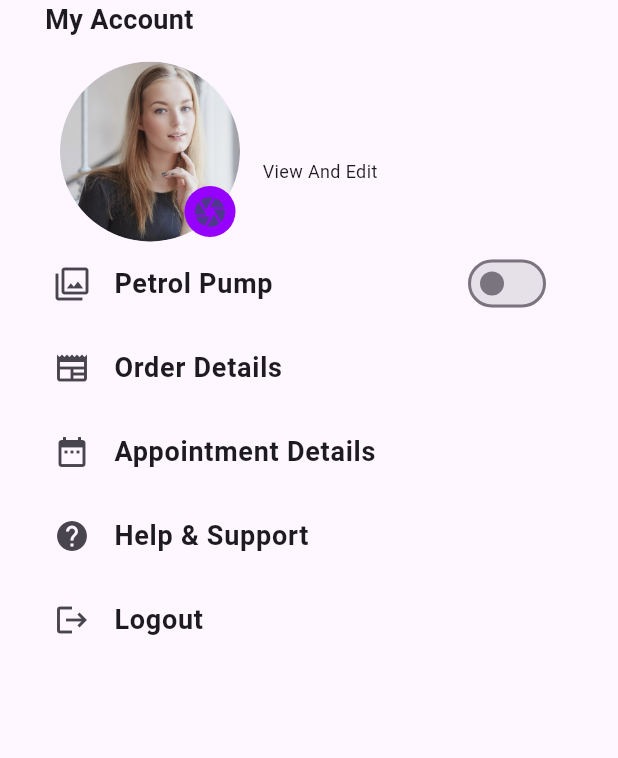
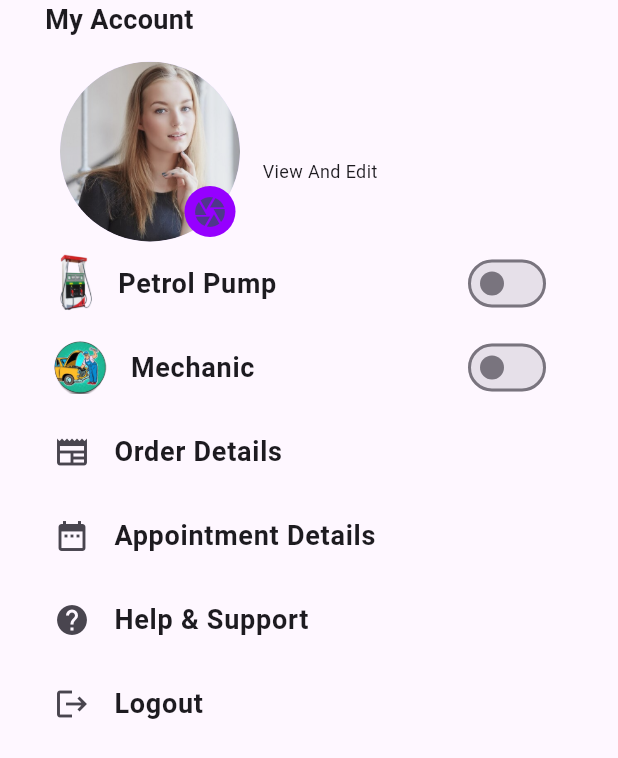
Before and after one commit to ShaheenDevs/Car-Meta-Fyp-2k20, a Flutter app: the SettingView screen opened by its route, on a phone screen of 412 x 824 dp. Shown: the top 758 px of the screen. Run offline on Flutter 3.47's test engine with Material 3 defaults, Android fonts, the phone set to English and light mode, and no system bars; our stand-ins replace cloud_firestore, curved_labeled_navigation_bar, file_picker, firebase_auth, firebase_core, firebase_storage and 8 more; accounts and stored records are empty.

Commit message:
mechanic

```diff
--- a/lib/models/auth.dart
+++ b/lib/models/auth.dart
@@ -1,5 +1,6 @@
 class AuthModel {
-  bool? isStudent;
+  bool? isPetrolPump;
+  bool? isMechanic;
   String? uID;
   String? userName;
   String? email;
@@ -15,7 +16,8 @@ class AuthModel {
   DateTime? joinDate;
 
   AuthModel({
-    this.isStudent,
+    this.isPetrolPump,
+    this.isMechanic,
     this.uID,
     this.userName,
     this.email,
@@ -32,7 +34,8 @@ class AuthModel {
   });
 
   AuthModel.fromJson(Map<String, dynamic> json) {
-    isStudent = json['isStudent'];
+    isPetrolPump = json['isPetrolPump'];
+    isMechanic = json['isMechanic'];
     uID = json['uID'];
     userName = json['userName'];
     email = json['email'];
@@ -53,7 +56,8 @@ class AuthModel {
   Map<String, dynamic> toJson() {
     final Map<String, dynamic> data = <String, dynamic>{};
     data['uID'] = uID;
-    data['isStudent'] = isStudent;
+    data['isPetrolPump'] = isPetrolPump;
+    data['isMechanic'] = isMechanic;
     data['userName'] = userName;
     data['email'] = email;
     data['phoneNo'] = phoneNo;
--- a/lib/services/product_service.dart
+++ b/lib/services/product_service.dart
@@ -157,4 +157,15 @@ class ProductService with ListenableServiceMixin {
   removePetroPump() {
     firestore.collection("pump").doc(userData?.uID).delete();
   }
+
+  addMechanic(PetrolPump petrolPump) {
+    firestore
+        .collection("mechanic")
+        .doc(userData?.uID)
+        .set(petrolPump.toJson());
+  }
+
+  removeMechanic() {
+    firestore.collection("mechanic").doc(userData?.uID).delete();
+  }
 }
--- a/lib/ui/views/auth/sigup_screen/sigup_screen_viewmodel.dart
+++ b/lib/ui/views/auth/sigup_screen/sigup_screen_viewmodel.dart
@@ -38,6 +38,8 @@ class SigupScreenViewModel extends BaseViewModel {
           password: password,
           userName: name,
           phoneNo: phoneNo,
+          isPetrolPump: false,
+          isMechanic: false,
           joinDate: DateTime.now()));
       if (res == "SignUp Successfully") {
         replaceWithLandingScreenView();
--- a/lib/ui/views/find_pump/find_pump_viewmodel.dart
+++ b/lib/ui/views/find_pump/find_pump_viewmodel.dart
@@ -1,6 +1,8 @@
 import 'dart:async';
 import 'package:car_meta/app/app.locator.dart';
+import 'package:car_meta/models/auth.dart';
 import 'package:car_meta/models/petrol_pump.dart';
+import 'package:car_meta/services/auth_service.dart';
 import 'package:car_meta/services/image_service.dart';
 import 'package:car_meta/services/product_service.dart';
 import 'package:car_meta/ui/common/app_image.dart';
@@ -12,7 +14,9 @@ import 'package:geolocator/geolocator.dart';
 class FindPumpViewModel extends BaseViewModel {
   final _productService = locator<ProductService>();
   final _imageServices = locator<ImageServices>();
+  final _authService = locator<AuthService>();
 
+  AuthModel? get userData => _authService.userData;
   List<PetrolPump> get petrolPumps => _productService.allPetrolPump;
 
   late final Completer<GoogleMapController> controller =
--- a/lib/ui/views/setting/setting_view.dart
+++ b/lib/ui/views/setting/setting_view.dart
@@ -89,14 +89,31 @@ class SettingView extends StackedView<SettingViewModel> {
               ),
             ),
             ListTile(
-              leading: const Icon(Icons.filter),
+              leading: Image.asset(
+                petrolPumpIcon,
+                height: 40,
+              ),
               title: const Text(
                 'Petrol Pump',
                 style: TextStyle(fontSize: 18, fontWeight: FontWeight.bold),
               ),
               trailing: Switch(
-                value: viewModel.isPump,
+                value: viewModel.userData?.isPetrolPump ?? false,
                 onChanged: viewModel.onChangePump,
+              ),
+            ),
+            ListTile(
+              leading: Image.asset(
+                carMechanicIcon,
+                height: 35,
+              ),
+              title: const Text(
+                'Mechanic',
+                style: TextStyle(fontSize: 18, fontWeight: FontWeight.bold),
+              ),
+              trailing: Switch(
+                value: viewModel.userData?.isMechanic ?? false,
+                onChanged: viewModel.onChangeMechanic,
               ),
             ),
             ListTile(
```
Also changed, not shown: lib/ui/views/find_mechanic/find_mechanic_view.dart (+25 -29 lines), lib/ui/views/find_mechanic/find_mechanic_viewmodel.dart (+103 -1 lines), lib/ui/views/setting/setting_viewmodel.dart (+23 -3 lines).
